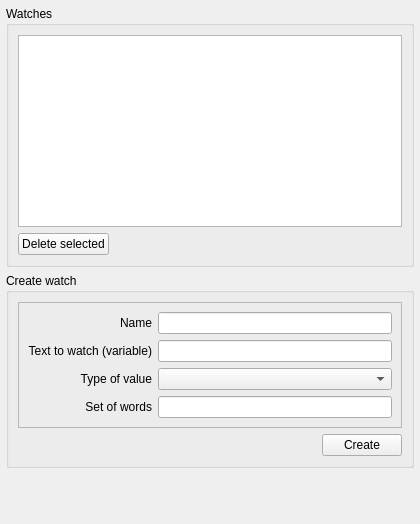
First picture: the form in src/multiserialviewer/ui_files/watchWidget.ui, repository shaag7967/multiserialviewer, before the edit.
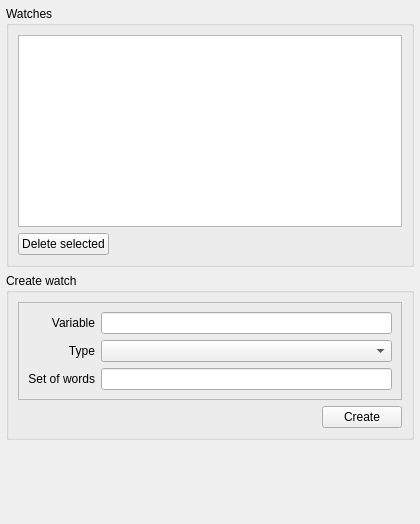
Second picture: the form after the edit.

Commit message: improved watch creation/handling

```diff
--- a/src/multiserialviewer/ui_files/watchWidget.ui
+++ b/src/multiserialviewer/ui_files/watchWidget.ui
@@ -111,46 +111,10 @@
          <enum>QFrame::Shadow::Raised</enum>
         </property>
         <layout class="QGridLayout" name="gridLayout">
-         <item row="0" column="0">
-          <widget class="QLabel" name="label">
-           <property name="text">
-            <string>Name</string>
-           </property>
-           <property name="alignment">
-            <set>Qt::AlignmentFlag::AlignRight|Qt::AlignmentFlag::AlignTrailing|Qt::AlignmentFlag::AlignVCenter</set>
-           </property>
-          </widget>
-         </item>
          <item row="0" column="1">
-          <widget class="QLineEdit" name="ed_name"/>
-         </item>
-         <item row="1" column="0">
-          <widget class="QLabel" name="label_2">
-           <property name="text">
-            <string>Text to watch (variable)</string>
-           </property>
-           <property name="alignment">
-            <set>Qt::AlignmentFlag::AlignRight|Qt::AlignmentFlag::AlignTrailing|Qt::AlignmentFlag::AlignVCenter</set>
-           </property>
-          </widget>
-         </item>
-         <item row="1" column="1">
-          <widget class="QLineEdit" name="ed_textToWatch"/>
+          <widget class="QLineEdit" name="ed_variableName"/>
          </item>
          <item row="2" column="0">
-          <widget class="QLabel" name="label_3">
-           <property name="text">
-            <string>Type of value</string>
-           </property>
-           <property name="alignment">
-            <set>Qt::AlignmentFlag::AlignRight|Qt::AlignmentFlag::AlignTrailing|Qt::AlignmentFlag::AlignVCenter</set>
-           </property>
-          </widget>
-         </item>
-         <item row="2" column="1">
-          <widget class="QComboBox" name="cb_type"/>
-         </item>
-         <item row="3" column="0">
           <widget class="QLabel" name="lb_setOfWords">
            <property name="text">
             <string>Set of words</string>
@@ -160,9 +124,32 @@
            </property>
           </widget>
          </item>
-         <item row="3" column="1">
+         <item row="1" column="0">
+          <widget class="QLabel" name="label_3">
+           <property name="text">
+            <string>Type</string>
+           </property>
+           <property name="alignment">
+            <set>Qt::AlignmentFlag::AlignRight|Qt::AlignmentFlag::AlignTrailing|Qt::AlignmentFlag::AlignVCenter</set>
+           </property>
+          </widget>
+         </item>
+         <item row="0" column="0">
+          <widget class="QLabel" name="label_2">
+           <property name="text">
+            <string>Variable</string>
+           </property>
+           <property name="alignment">
+            <set>Qt::AlignmentFlag::AlignRight|Qt::AlignmentFlag::AlignTrailing|Qt::AlignmentFlag::AlignVCenter</set>
+           </property>
+          </widget>
+         </item>
+         <item row="2" column="1">
           <widget class="QLineEdit" name="ed_setOfWords"/>
          </item>
+         <item row="1" column="1">
+          <widget class="QComboBox" name="cb_type"/>
+         </item>
         </layout>
        </widget>
       </item>
```
The commit also changes 6 other files.
